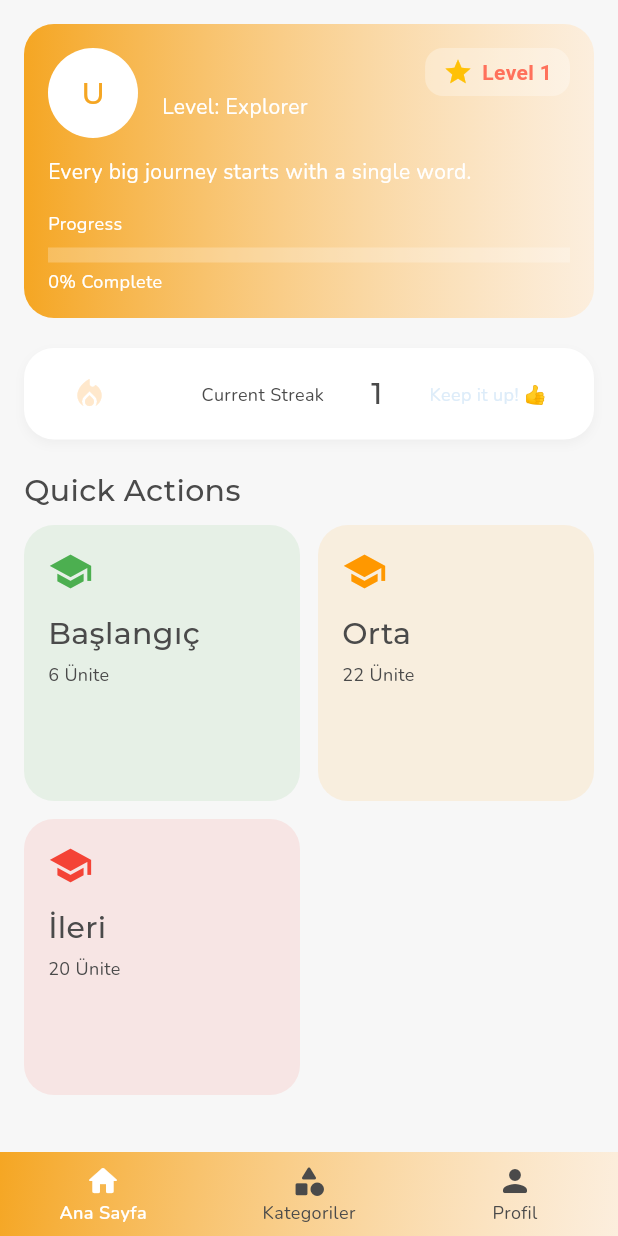
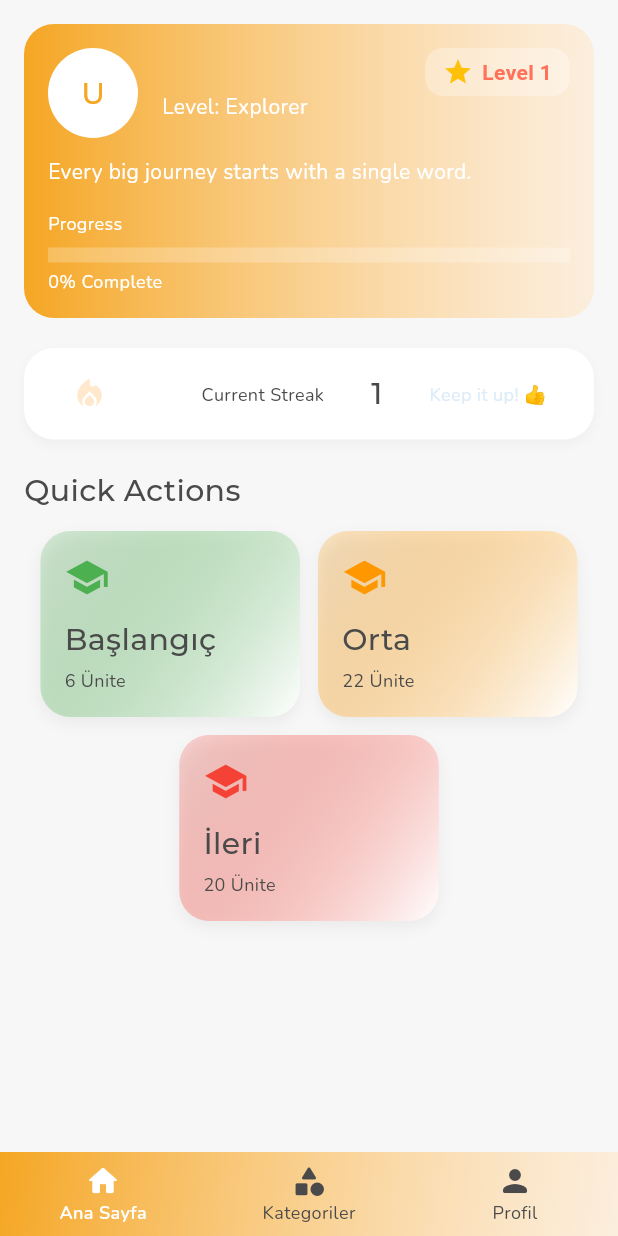
Before and after one commit to selinguz/prepWords, a Flutter app: the HomePage screen opened by its route, on a phone screen of 412 x 824 dp. Run offline on Flutter 3.47's test engine with Material 3 defaults, Android fonts, the phone set to English and light mode, and no system bars; our stand-ins replace cloud_firestore, firebase_auth, firebase_core, shared_preferences; missing offline and left inert: flutter_flip_card; accounts and stored records are empty.

Commit message:
level cardlarında düzenlemeye gidildi

```diff
--- a/lib/pages/home_page.dart
+++ b/lib/pages/home_page.dart
@@ -262,16 +262,18 @@ class _HomePageState extends State<HomePage> {
 
               // ------------------ Quick Actions ------------------
               Text('Quick Actions', style: headingMedium),
-              SizedBox(height: 8),
-              GridView.count(
-                crossAxisCount: 2,
-                shrinkWrap: true,
-                crossAxisSpacing: 12,
-                mainAxisSpacing: 12,
-                physics: NeverScrollableScrollPhysics(),
+              SizedBox(height: 12),
+
+// Kartları sarmalayan Wrap
+              Wrap(
+                spacing: 12,
+                runSpacing: 12,
+                alignment: WrapAlignment.center,
                 children: [
-                  _levelCard('Başlangıç', '6 Ünite', Icons.school, Colors.green,
-                      () {
+                  SizedBox(
+                    width: MediaQuery.of(context).size.width * 0.42,
+                    child: _levelCard(
+                        'Başlangıç', '6 Ünite', Icons.school, Colors.green, () {
                       Navigator.push(
                         context,
                         MaterialPageRoute(
@@ -280,8 +282,11 @@ class _HomePageState extends State<HomePage> {
                         ),
                       );
                     }),
-                  _levelCard('Orta', '22 Ünite', Icons.school, Colors.orange,
-                      () {
+                  ),
+                  SizedBox(
+                    width: MediaQuery.of(context).size.width * 0.42,
+                    child: _levelCard(
+                        'Orta', '22 Ünite', Icons.school, Colors.orange, () {
                       Navigator.push(
                         context,
                         MaterialPageRoute(
@@ -290,7 +295,11 @@ class _HomePageState extends State<HomePage> {
                         ),
                       );
                     }),
-                  _levelCard('İleri', '20 Ünite', Icons.school, Colors.red, () {
+                  ),
+                  SizedBox(
+                    width: MediaQuery.of(context).size.width * 0.42,
+                    child: _levelCard(
+                        'İleri', '20 Ünite', Icons.school, Colors.red, () {
                       Navigator.push(
                         context,
                         MaterialPageRoute(
@@ -299,8 +308,10 @@ class _HomePageState extends State<HomePage> {
                         ),
                       );
                     }),
+                  ),
                 ],
               ),
+              SizedBox(height: 20),
             ],
           ),
         ),
@@ -321,10 +332,22 @@ class _HomePageState extends State<HomePage> {
     return GestureDetector(
       onTap: onTap,
       child: Container(
+        width: 140, // sabit genişlik, ekran dışına taşmasın
         padding: EdgeInsets.all(16),
         decoration: BoxDecoration(
-          color: color.withValues(alpha: 0.1),
+          gradient: LinearGradient(
+            colors: [color.withValues(alpha: 0.2), Colors.white],
+            begin: Alignment.topLeft,
+            end: Alignment.bottomRight,
+          ),
           borderRadius: BorderRadius.circular(20),
+          boxShadow: [
+            BoxShadow(
+              color: Colors.grey.withValues(alpha: 0.15),
+              blurRadius: 8,
+              offset: Offset(0, 4),
+            ),
+          ],
         ),
         child: Column(
           crossAxisAlignment: CrossAxisAlignment.start,
```
Lines whose indentation alone changed are shown as unchanged.
